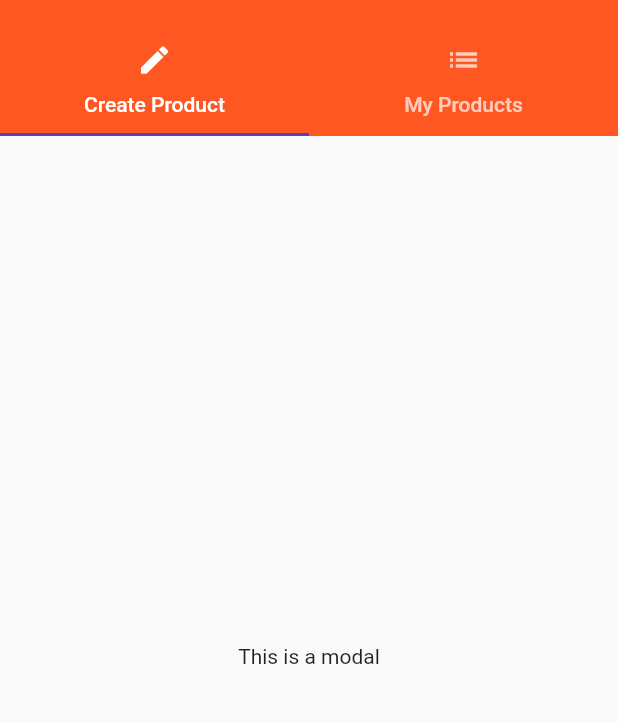
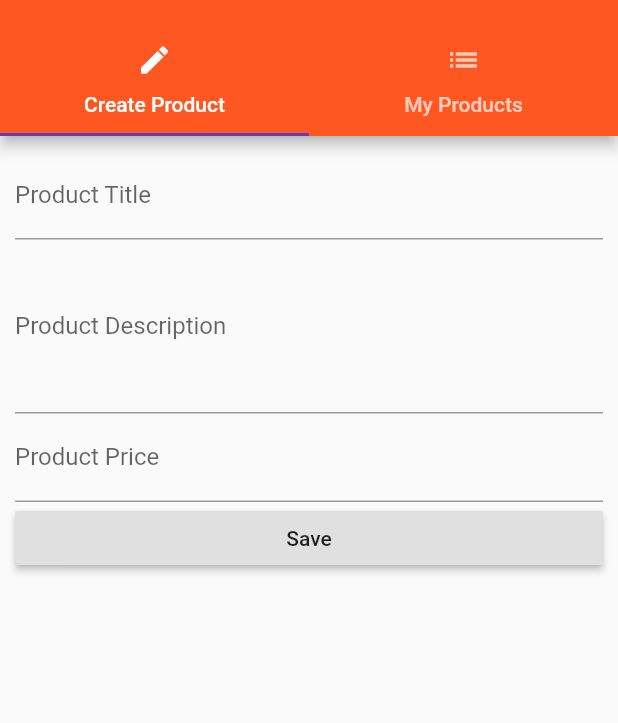
Before and after one commit to brian880120/flutter_tutorial, a Flutter app: the ProductsAdminPage screen opened by its route, after a tap on "Save", on a phone screen of 412 x 824 dp, the part 59-782 px from its top. Run offline on Flutter 3.47's test engine with Material 2 defaults, Android fonts, the phone set to English and light mode, and no system bars.

Commit message:
lift up add delete actions

```diff
--- a/lib/entity/Product.dart
+++ b/lib/entity/Product.dart
@@ -2,6 +2,7 @@ class Product {
     String name;
     String image;
     String detail;
+    double price;
 
-    Product(this.name, this.image, [this.detail]);
+    Product(this.name, this.detail, this.price, [this.image]);
 }
--- a/lib/main.dart
+++ b/lib/main.dart
@@ -16,7 +16,7 @@ class MyApp extends StatefulWidget {
 class _MyAppState extends State<MyApp> {
     final List<Product> _products = [];
 
-    void _updateProduct(Product product) {
+    void _addProduct(Product product) {
         setState(() {
             _products.add(product);
         });
@@ -40,8 +40,8 @@ class _MyAppState extends State<MyApp> {
             ),
             //home: AuthPage(),
             routes: {
-                '/': (BuildContext context) => ProductsPage(_products, _updateProduct, _deleteProduct),
-                '/admin': (BuildContext context) => ProductsAdminPage(),
+                '/': (BuildContext context) => ProductsPage(_products),
+                '/admin': (BuildContext context) => ProductsAdminPage(_addProduct, _deleteProduct),
             },
             onGenerateRoute: (RouteSettings settings) {
                 final List<String> pathElements = settings.name.split('/');
@@ -57,7 +57,7 @@ class _MyAppState extends State<MyApp> {
             },
             onUnknownRoute: (RouteSettings settings) {
                 return MaterialPageRoute(
-                    builder: (BuildContext context) => ProductsPage(_products, _updateProduct, _deleteProduct),
+                    builder: (BuildContext context) => ProductsPage(_products),
                 );
             },
         );
--- a/lib/pages/product/product_create.dart
+++ b/lib/pages/product/product_create.dart
@@ -1,21 +1,68 @@
 import 'package:flutter/material.dart';
+import '../../entity/Product.dart';
 
-class ProductCreatePage extends StatelessWidget {
+class ProductCreatePage extends StatefulWidget {
+    final Function addProduct;
+
+    ProductCreatePage(this.addProduct);
+
+    @override
+    State<StatefulWidget> createState() {
+        return _ProductCreatePageState();
+    }
+}
+
+class _ProductCreatePageState extends State<ProductCreatePage> {
+    String titleValue = '';
+    String description = '';
+    double price = 0.0;
+
     @override
     Widget build(BuildContext context) {
-        return Center(
-            child: RaisedButton(
-                child: Text('Save'),
-                onPressed: () {
-                    showBottomSheet(
-                        context: context,
-                        builder: (BuildContext context) {
-                            return Center(
-                                child: Text('This is a modal'),
-                            );
-                        }
-                    );
-                },
+        return Container(
+            margin: EdgeInsets.all(10.0),
+            child: ListView(
+                children: <Widget>[
+                    TextField(
+                        decoration: InputDecoration(
+                            labelText: 'Product Title',
+                        ),
+                        onChanged: (String value) {
+                            setState(() {
+                                titleValue = value;
+                            });
+                        },
+                    ),
+                    TextField(
+                        decoration: InputDecoration(
+                            labelText: 'Product Description',
+                        ),
+                        maxLines: 4,
+                        onChanged: (String value) {
+                            setState(() {
+                                description = value;
+                            });
+                        },
+                    ),
+                    TextField(
+                        decoration: InputDecoration(
+                            labelText: 'Product Price',
+                        ),
+                        keyboardType: TextInputType.number,
+                        onChanged: (String value) {
+                            setState(() {
+                                price = double.parse(value);
+                            });
+                        },
+                    ),
+                    RaisedButton(
+                        child: Text('Save'),
+                        onPressed: () {
+                            Product newProduct = new Product(titleValue, description, price, 'assets/demo.jpg');
+                            widget.addProduct(newProduct);
+                        },
+                    ),
+                ],
             ),
         );
     }
--- a/lib/pages/product/products_admin.dart
+++ b/lib/pages/product/products_admin.dart
@@ -1,9 +1,13 @@
 import 'package:flutter/material.dart';
-import '../product/products_page.dart';
 import '../product/product_create.dart';
 import '../product/product_list.dart';
 
 class ProductsAdminPage extends StatelessWidget {
+    final Function addProduct;
+    final Function deleteProduct;
+
+    ProductsAdminPage(this.addProduct, this.deleteProduct);
+
     @override
     Widget build(BuildContext context) {
         return DefaultTabController(
@@ -42,7 +46,7 @@ class ProductsAdminPage extends StatelessWidget {
                 ),
                 body: TabBarView(
                     children: <Widget>[
-                        ProductCreatePage(),
+                        ProductCreatePage(addProduct),
                         ProductListPage(),
                     ],
                 ),
--- a/lib/pages/product/products_page.dart
+++ b/lib/pages/product/products_page.dart
@@ -4,10 +4,8 @@ import '../../entity/Product.dart';
 
 class ProductsPage extends StatelessWidget {
     final List<Product> products;
-    final Function updateProduct;
-    final Function deleteProduct;
 
-    ProductsPage(this.products, this.updateProduct, this.deleteProduct);
+    ProductsPage(this.products);
 
     @override
     Widget build(BuildContext context) {
@@ -29,9 +27,9 @@ class ProductsPage extends StatelessWidget {
                 ),
             ),
             appBar: AppBar(
-                title: Text('EasyListTest'),
+                title: Text('Home Page'),
             ),
-            body: ProductManager(products, updateProduct, deleteProduct),
+            body: ProductManager(products),
         );
     }
 }
```
Also changed, not shown: lib/pages/product/product_page.dart (+1 -41 lines), lib/product_control.dart (deleted, +0 -24 lines), lib/product_manager.dart (+2 -9 lines), lib/products.dart (+2 -9 lines).
